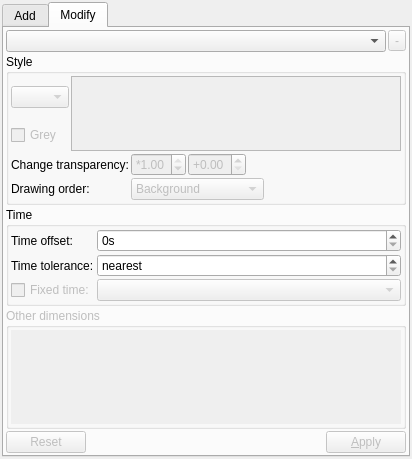
Above: src/wmsclient/webmap_dialog.ui from metno/diana before the change. Below: the same form after it.
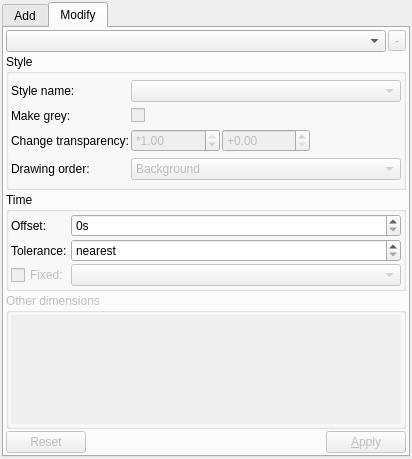
That is the form after the change. The open tabs and pages were chosen to show the change.

Commit message: webmap: cleanup dialog ui

The edit to the form file:
```diff
--- a/src/wmsclient/webmap_dialog.ui
+++ b/src/wmsclient/webmap_dialog.ui
@@ -265,7 +265,7 @@
          <property name="title">
           <string>Style</string>
          </property>
-         <layout class="QGridLayout" name="gridLayout_2">
+         <layout class="QGridLayout" name="gridLayoutStyle" columnstretch="0,1,1,1">
           <property name="leftMargin">
            <number>2</number>
           </property>
@@ -282,6 +282,13 @@
            <number>2</number>
           </property>
           <item row="0" column="0">
+           <widget class="QLabel" name="labelStyle">
+            <property name="text">
+             <string>Style name:</string>
+            </property>
+           </widget>
+          </item>
+          <item row="0" column="1" colspan="3">
            <widget class="QComboBox" name="comboStyle">
             <property name="enabled">
              <bool>false</bool>
@@ -289,43 +296,17 @@
             <property name="toolTip">
              <string>Choose a style provided by the webmap service</string>
             </property>
-            <property name="sizeAdjustPolicy">
-             <enum>QComboBox::AdjustToMinimumContentsLength</enum>
-            </property>
            </widget>
           </item>
-          <item row="0" column="1" rowspan="2" colspan="5">
-           <widget class="QPlainTextEdit" name="textStyleDescription">
-            <property name="enabled">
-             <bool>false</bool>
-            </property>
-            <property name="sizePolicy">
-             <sizepolicy hsizetype="Expanding" vsizetype="MinimumExpanding">
-              <horstretch>0</horstretch>
-              <verstretch>0</verstretch>
-             </sizepolicy>
-            </property>
-            <property name="minimumSize">
-             <size>
-              <width>0</width>
-              <height>75</height>
-             </size>
-            </property>
-            <property name="tabChangesFocus">
-             <bool>true</bool>
-            </property>
-            <property name="undoRedoEnabled">
-             <bool>false</bool>
-            </property>
-            <property name="lineWrapMode">
-             <enum>QPlainTextEdit::NoWrap</enum>
-            </property>
-            <property name="readOnly">
-             <bool>true</bool>
-            </property>
-           </widget>
-          </item>
+
           <item row="1" column="0">
+           <widget class="QLabel" name="labelGrey">
+            <property name="text">
+             <string>Make grey:</string>
+            </property>
+           </widget>
+          </item>
+          <item row="1" column="1">
            <widget class="QCheckBox" name="checkGrey">
             <property name="enabled">
              <bool>false</bool>
@@ -333,19 +314,17 @@
             <property name="toolTip">
              <string>Transform webmap to greyscale</string>
             </property>
-            <property name="text">
-             <string>Grey</string>
-            </property>
            </widget>
           </item>
-          <item row="2" column="0" colspan="2">
+
+          <item row="2" column="0">
            <widget class="QLabel" name="labelAlpha">
             <property name="text">
              <string>Change transparency:</string>
             </property>
            </widget>
           </item>
-          <item row="2" column="2">
+          <item row="2" column="1">
            <widget class="QDoubleSpinBox" name="spinAlphaScale">
             <property name="enabled">
              <bool>false</bool>
@@ -367,7 +346,7 @@
             </property>
            </widget>
           </item>
-          <item row="2" column="3">
+          <item row="2" column="2">
            <widget class="QDoubleSpinBox" name="spinAlphaOffset">
             <property name="enabled">
              <bool>false</bool>
@@ -386,8 +365,8 @@
             </property>
            </widget>
           </item>
-          <item row="2" column="4" colspan="2">
-           <spacer name="horizontalSpacer_2">
+          <item row="2" column="3">
+           <spacer name="horizontalSpacerAlpha">
             <property name="orientation">
              <enum>Qt::Horizontal</enum>
             </property>
@@ -399,14 +378,15 @@
             </property>
            </spacer>
           </item>
-          <item row="3" column="0" colspan="2">
-           <widget class="QLabel" name="labelAlpha_2">
+
+          <item row="3" column="0">
+           <widget class="QLabel" name="labelPlotOrder">
             <property name="text">
              <string>Drawing order:</string>
             </property>
            </widget>
           </item>
-          <item row="3" column="2" colspan="3">
+          <item row="3" column="1" colspan="3">
            <widget class="QComboBox" name="comboPlotOrder">
             <property name="enabled">
              <bool>false</bool>
@@ -441,19 +421,6 @@
             </item>
            </widget>
           </item>
-          <item row="3" column="5">
-           <spacer name="horizontalSpacer_3">
-            <property name="orientation">
-             <enum>Qt::Horizontal</enum>
-            </property>
-            <property name="sizeHint" stdset="0">
-             <size>
-              <width>124</width>
-              <height>20</height>
-             </size>
-            </property>
-           </spacer>
-          </item>
          </layout>
         </widget>
        </item>
@@ -478,10 +445,35 @@
           <property name="spacing">
            <number>2</number>
           </property>
+
+          <item row="0" column="0">
+           <widget class="QLabel" name="labelTimeOffset">
+            <property name="text">
+             <string>Offset:</string>
+            </property>
+            <property name="buddy">
+             <cstring>spinTimeOffset</cstring>
+            </property>
+           </widget>
+          </item>
+          <item row="0" column="1">
+           <widget class="QSpinBox" name="spinTimeOffset">
+            <property name="toolTip">
+             <string>Time offset relative to plot time</string>
+            </property>
+            <property name="suffix">
+             <string notr="true">s</string>
+            </property>
+            <property name="maximum">
+             <number>1000000</number>
+            </property>
+           </widget>
+          </item>
+
           <item row="1" column="0">
            <widget class="QLabel" name="labelTimeTolerance">
             <property name="text">
-             <string>Time tolerance:</string>
+             <string>Tolerance:</string>
             </property>
             <property name="buddy">
              <cstring>spinTimeTolerance</cstring>
@@ -519,30 +511,7 @@
              <string>Check to fix time to a specific value</string>
             </property>
             <property name="text">
-             <string>Fixed time:</string>
-            </property>
-           </widget>
-          </item>
-          <item row="0" column="1">
-           <widget class="QSpinBox" name="spinTimeOffset">
-            <property name="toolTip">
-             <string>Time offset relative to plot time</string>
-            </property>
-            <property name="suffix">
-             <string notr="true">s</string>
-            </property>
-            <property name="maximum">
-             <number>1000000</number>
-            </property>
-           </widget>
-          </item>
-          <item row="0" column="0">
-           <widget class="QLabel" name="labelTimeOffset">
-            <property name="text">
-             <string>Time offset:</string>
-            </property>
-            <property name="buddy">
-             <cstring>spinTimeOffset</cstring>
+             <string>Fixed:</string>
             </property>
            </widget>
           </item>
```
Left out of the diff: 8 changed lines with no effect on the pictures. The commit also changes 1 other file.
